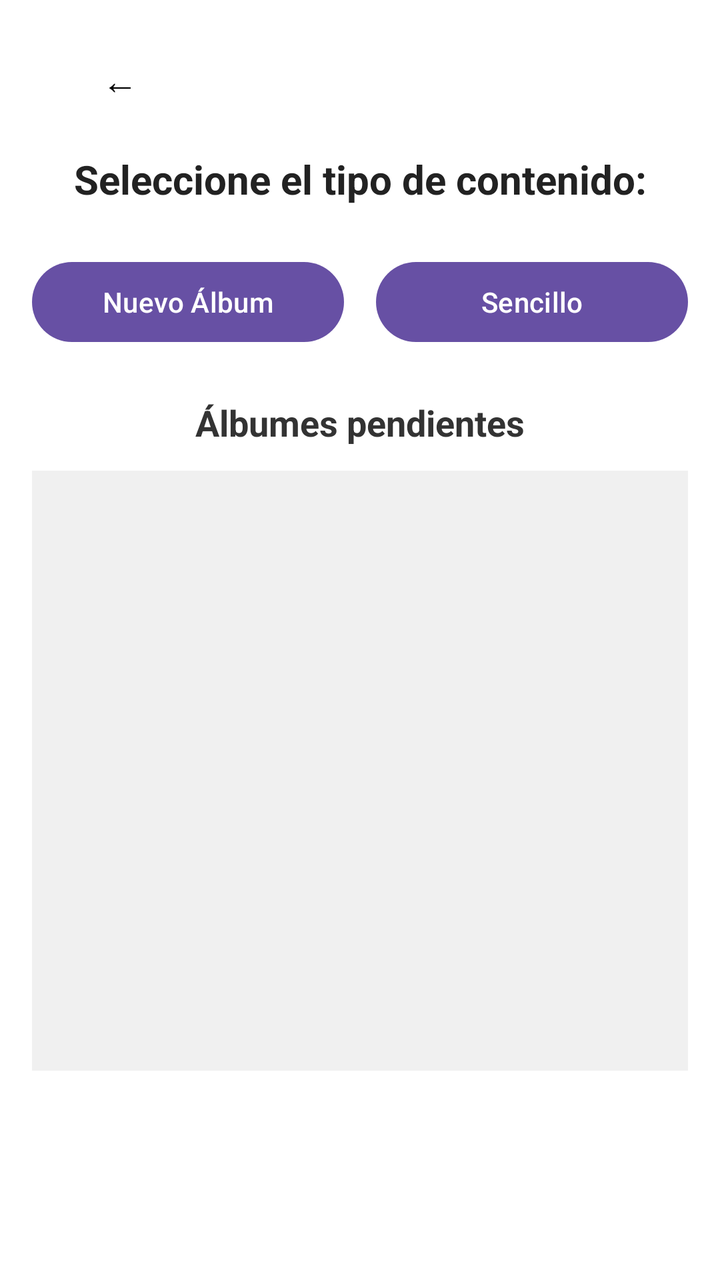
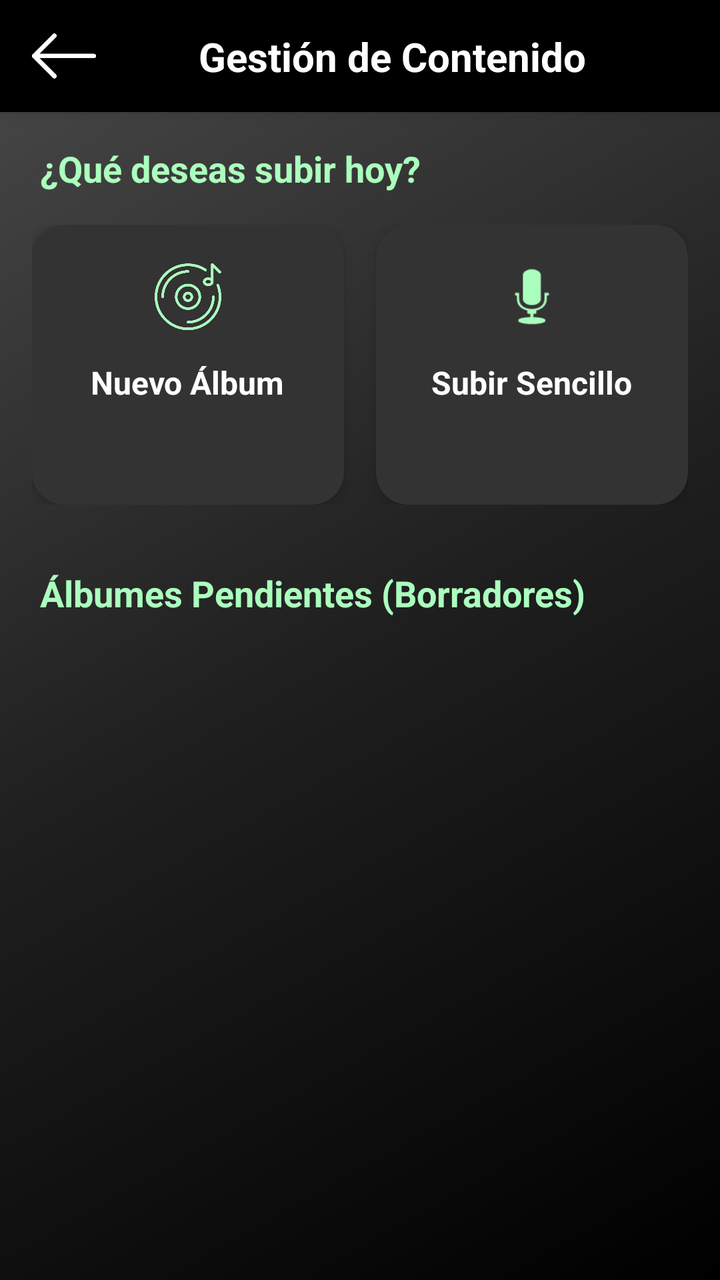

Screens rendered from an Android XML layout before and after an edit, with the pre-edit source and the edit as a unified diff.
<!-- AndroidManifest.xml: application theme Theme.MusAPIApp -->
<!-- res/layout/activity_subir_contenido.xml -->
<?xml version="1.0" encoding="utf-8"?>
<ScrollView xmlns:android="http://schemas.android.com/apk/res/android"
    android:id="@+id/main"
    android:layout_width="match_parent"
    android:layout_height="match_parent"
    android:background="#FFFFFF"
    android:padding="16dp"
    android:fillViewport="true">

    <LinearLayout
        android:layout_width="match_parent"
        android:layout_height="wrap_content"
        android:orientation="vertical">

        
        <Button
            android:id="@+id/btnVolver"
            android:layout_width="wrap_content"
            android:layout_height="wrap_content"
            android:text="←"
            android:textSize="18sp"
            android:background="@android:color/transparent"
            android:textColor="#000000"
            android:layout_marginBottom="12dp" />

        
        <TextView
            android:id="@+id/txtTitulo"
            android:layout_width="match_parent"
            android:layout_height="wrap_content"
            android:text="Seleccione el tipo de contenido:"
            android:textSize="20sp"
            android:textStyle="bold"
            android:textColor="#222222"
            android:gravity="center"
            android:layout_marginBottom="24dp" />

        
        <LinearLayout
            android:id="@+id/layoutBotones"
            android:layout_width="match_parent"
            android:layout_height="wrap_content"
            android:orientation="horizontal"
            android:gravity="center"
            android:layout_marginBottom="24dp">

            <Button
                android:id="@+id/btnCrearAlbum"
                android:layout_width="0dp"
                android:layout_height="wrap_content"
                android:layout_weight="1"
                android:text="Nuevo Álbum"
                android:layout_marginEnd="8dp" />

            <Button
                android:id="@+id/btnSubirSencillo"
                android:layout_width="0dp"
                android:layout_height="wrap_content"
                android:layout_weight="1"
                android:text="Sencillo"
                android:layout_marginStart="8dp" />
        </LinearLayout>

        
        <TextView
            android:id="@+id/txtPendientes"
            android:layout_width="match_parent"
            android:layout_height="wrap_content"
            android:text="Álbumes pendientes"
            android:textSize="18sp"
            android:textStyle="bold"
            android:textColor="#333333"
            android:gravity="center"
            android:layout_marginBottom="12dp" />

        
        <androidx.recyclerview.widget.RecyclerView
            android:id="@+id/rvAlbumesPendientes"
            android:layout_width="match_parent"
            android:layout_height="300dp"
            android:background="#F0F0F0"
            android:padding="8dp" />

    </LinearLayout>
</ScrollView>
<!-- resources referenced by this layout -->
<resources>
  <style name="Theme.MusAPIApp" parent="Base.Theme.MusAPIApp" />
  <style name="Base.Theme.MusAPIApp" parent="Theme.Material3.DayNight.NoActionBar">
          
          
      </style>
</resources>

<!-- the commit's change to res/layout/activity_subir_contenido.xml (unified diff, before → after) -->
@@ -1,85 +1,189 @@
 <?xml version="1.0" encoding="utf-8"?>
-<ScrollView xmlns:android="http://schemas.android.com/apk/res/android"
+<androidx.constraintlayout.widget.ConstraintLayout 
+    xmlns:android="http://schemas.android.com/apk/res/android"
+    xmlns:app="http://schemas.android.com/apk/res-auto"
     android:id="@+id/main"
     android:layout_width="match_parent"
     android:layout_height="match_parent"
-    android:background="#FFFFFF"
-    android:padding="16dp"
-    android:fillViewport="true">
+    android:background="@drawable/fondo_gradiente_principal">
 
-    <LinearLayout
+    <androidx.constraintlayout.widget.ConstraintLayout
+        android:id="@+id/headerBar"
         android:layout_width="match_parent"
         android:layout_height="wrap_content"
-        android:orientation="vertical">
+        android:background="#000000"
+        android:paddingVertical="12dp"
+        android:paddingHorizontal="16dp"
+        android:elevation="4dp"
+        app:layout_constraintTop_toTopOf="parent"
+        app:layout_constraintStart_toStartOf="parent"
+        app:layout_constraintEnd_toEndOf="parent">
 
-        
-        <Button
+        <ImageButton
             android:id="@+id/btnVolver"
+            android:layout_width="32dp"
+            android:layout_height="32dp"
+            android:background="?attr/selectableItemBackgroundBorderless"
+            android:contentDescription="Regresar"
+            android:scaleType="fitCenter"
+            android:src="@drawable/ic_back_black"
+            app:tint="#FFFFFF"
+            app:layout_constraintStart_toStartOf="parent"
+            app:layout_constraintTop_toTopOf="parent"
+            app:layout_constraintBottom_toBottomOf="parent" />
+
+        <TextView
             android:layout_width="wrap_content"
             android:layout_height="wrap_content"
-            android:text="←"
-            android:textSize="18sp"
-            android:background="@android:color/transparent"
-            android:textColor="#000000"
-            android:layout_marginBottom="12dp" />
+            android:text="Gestión de Contenido"
+            android:textColor="#FFFFFF"
+            android:textSize="20sp"
+            android:textStyle="bold"
+            app:layout_constraintStart_toEndOf="@id/btnVolver"
+            app:layout_constraintEnd_toEndOf="parent"
+            app:layout_constraintTop_toTopOf="parent"
+            app:layout_constraintBottom_toBottomOf="parent" />
 
-        
-        <TextView
-            android:id="@+id/txtTitulo"
+    </androidx.constraintlayout.widget.ConstraintLayout>
+
+    <ScrollView
+        android:layout_width="match_parent"
+        android:layout_height="0dp"
+        android:fillViewport="true"
+        android:padding="16dp"
+        app:layout_constraintTop_toBottomOf="@id/headerBar"
+        app:layout_constraintBottom_toBottomOf="parent">
+
+        <LinearLayout
             android:layout_width="match_parent"
             android:layout_height="wrap_content"
-            android:text="Seleccione el tipo de contenido:"
-            android:textSize="20sp"
-            android:textStyle="bold"
-            android:textColor="#222222"
-            android:gravity="center"
-            android:layout_marginBottom="24dp" />
+            android:orientation="vertical">
 
-        
-        <LinearLayout
-            android:id="@+id/layoutBotones"
-            android:layout_width="match_parent"
-            android:layout_height="wrap_content"
-            android:orientation="horizontal"
-            android:gravity="center"
-            android:layout_marginBottom="24dp">
+            <TextView
+                android:layout_width="wrap_content"
+                android:layout_height="wrap_content"
+                android:text="¿Qué deseas subir hoy?"
+                android:textColor="#ABFFBD"
+                android:textSize="18sp"
+                android:textStyle="bold"
+                android:layout_marginBottom="16dp"
+                android:layout_marginStart="4dp"/>
 
-            <Button
-                android:id="@+id/btnCrearAlbum"
-                android:layout_width="0dp"
+            <LinearLayout
+                android:layout_width="match_parent"
                 android:layout_height="wrap_content"
-                android:layout_weight="1"
-                android:text="Nuevo Álbum"
-                android:layout_marginEnd="8dp" />
+                android:orientation="horizontal"
+                android:baselineAligned="false"
+                android:layout_marginBottom="32dp">
 
-            <Button
-                android:id="@+id/btnSubirSencillo"
-                android:layout_width="0dp"
+                <androidx.cardview.widget.CardView
+                    android:id="@+id/cardNuevoAlbum"
+                    android:layout_width="0dp"
+                    android:layout_weight="1"
+                    android:layout_height="140dp"
+                    app:cardCornerRadius="16dp"
+                    app:cardBackgroundColor="#333333"
+                    app:cardElevation="4dp"
+                    android:layout_marginEnd="8dp"
+                    android:clickable="true"
+                    android:focusable="true"
+                    android:foreground="?attr/selectableItemBackground">
+
+                    <LinearLayout
+                        android:layout_width="match_parent"
+                        android:layout_height="match_parent"
+                        android:orientation="vertical"
+                        android:gravity="center"
+                        android:padding="16dp">
+
+                        <ImageView
+                            android:layout_width="40dp"
+                            android:layout_height="40dp"
+                            android:src="@drawable/ic_album"
+                            app:tint="#ABFFBD"
+                            android:layout_marginBottom="12dp"/>
+
+                        <TextView
+                            android:layout_width="wrap_content"
+                            android:layout_height="wrap_content"
+                            android:text="Nuevo Álbum"
+                            android:textColor="#FFFFFF"
+                            android:textStyle="bold"
+                            android:textSize="16sp"
+                            android:gravity="center"/>
+                        
+                        <Button
+                            android:id="@+id/btnCrearAlbum"
+                            android:layout_width="match_parent"
+                            android:layout_height="match_parent"
+                            android:background="@android:color/transparent"
+                            android:alpha="0"/>
+                    </LinearLayout>
+                </androidx.cardview.widget.CardView>
+
+                <androidx.cardview.widget.CardView
+                    android:id="@+id/cardSencillo"
+                    android:layout_width="0dp"
+                    android:layout_weight="1"
+                    android:layout_height="140dp"
+                    app:cardCornerRadius="16dp"
+                    app:cardBackgroundColor="#333333"
+                    app:cardElevation="4dp"
+                    android:layout_marginStart="8dp"
+                    android:clickable="true"
+                    android:focusable="true"
+                    android:foreground="?attr/selectableItemBackground">
+
+                    <LinearLayout
+                        android:layout_width="match_parent"
+                        android:layout_height="match_parent"
+                        android:orientation="vertical"
+                        android:gravity="center"
+                        android:padding="16dp">
+
+                        <ImageView
+                            android:layout_width="40dp"
+                            android:layout_height="40dp"
+                            android:src="@android:drawable/ic_btn_speak_now"
+                            app:tint="#ABFFBD"
+                            android:layout_marginBottom="12dp"/>
+                            <TextView
+                            android:layout_width="wrap_content"
+                            android:layout_height="wrap_content"
+                            android:text="Subir Sencillo"
+                            android:textColor="#FFFFFF"
+                            android:textStyle="bold"
+                            android:textSize="16sp"
+                            android:gravity="center"/>
+
+                        <Button
+                            android:id="@+id/btnSubirSencillo"
+                            android:layout_width="match_parent"
+                            android:layout_height="match_parent"
+                            android:background="@android:color/transparent"
+                            android:alpha="0"/>
+                    </LinearLayout>
+                </androidx.cardview.widget.CardView>
+            </LinearLayout>
+
+            <TextView
+                android:layout_width="wrap_content"
                 android:layout_height="wrap_content"
-                android:layout_weight="1"
-                android:text="Sencillo"
-                android:layout_marginStart="8dp" />
+                android:text="Álbumes Pendientes (Borradores)"
+                android:textColor="#ABFFBD"
+                android:textSize="18sp"
+                android:textStyle="bold"
+                android:layout_marginBottom="12dp"
+                android:layout_marginStart="4dp"/>
+
+            <androidx.recyclerview.widget.RecyclerView
+                android:id="@+id/rvAlbumesPendientes"
+                android:layout_width="match_parent"
+                android:layout_height="wrap_content"
+                android:minHeight="200dp"
+                android:nestedScrollingEnabled="false"/>
+
         </LinearLayout>
+    </ScrollView>
 
-        
-        <TextView
-            android:id="@+id/txtPendientes"
-            android:layout_width="match_parent"
-            android:layout_height="wrap_content"
-            android:text="Álbumes pendientes"
-            android:textSize="18sp"
-            android:textStyle="bold"
-            android:textColor="#333333"
-            android:gravity="center"
-            android:layout_marginBottom="12dp" />
-
-        
-        <androidx.recyclerview.widget.RecyclerView
-            android:id="@+id/rvAlbumesPendientes"
-            android:layout_width="match_parent"
-            android:layout_height="300dp"
-            android:background="#F0F0F0"
-            android:padding="8dp" />
-
-    </LinearLayout>
-</ScrollView>
+</androidx.constraintlayout.widget.ConstraintLayout>
<!-- resource entries referenced after the edit -->
@@ -1,5 +1,18 @@
 <!-- resources referenced by this layout -->
 <resources>
+  <!-- drawable fondo_gradiente_principal (drawable) -->
+  <?xml version="1.0" encoding="utf-8"?>
+  <shape xmlns:android="http://schemas.android.com/apk/res/android"
+      android:shape="rectangle">
+      <gradient
+          android:startColor="#000000"
+          android:centerColor="#1F1F1F"
+          android:endColor="#4A4A4A"
+          android:angle="135"
+          android:type="linear" />
+  </shape>
+  <!-- drawable ic_album: png bitmap (drawable, 18893 bytes) -->
+  <!-- drawable ic_back_black: png bitmap (drawable, 4720 bytes) -->
   <style name="Theme.MusAPIApp" parent="Base.Theme.MusAPIApp" />
   <style name="Base.Theme.MusAPIApp" parent="Theme.Material3.DayNight.NoActionBar">
           
